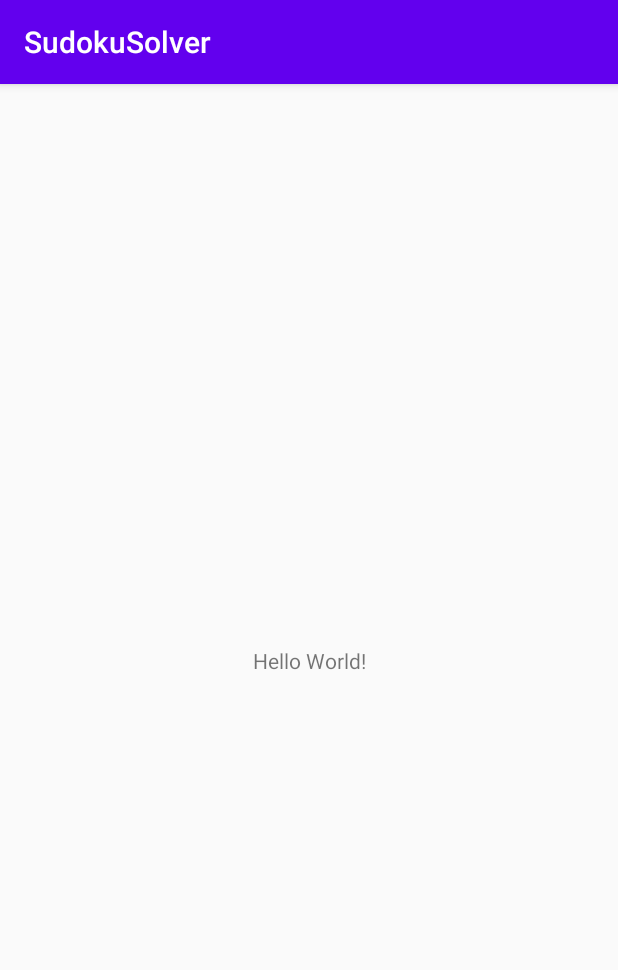
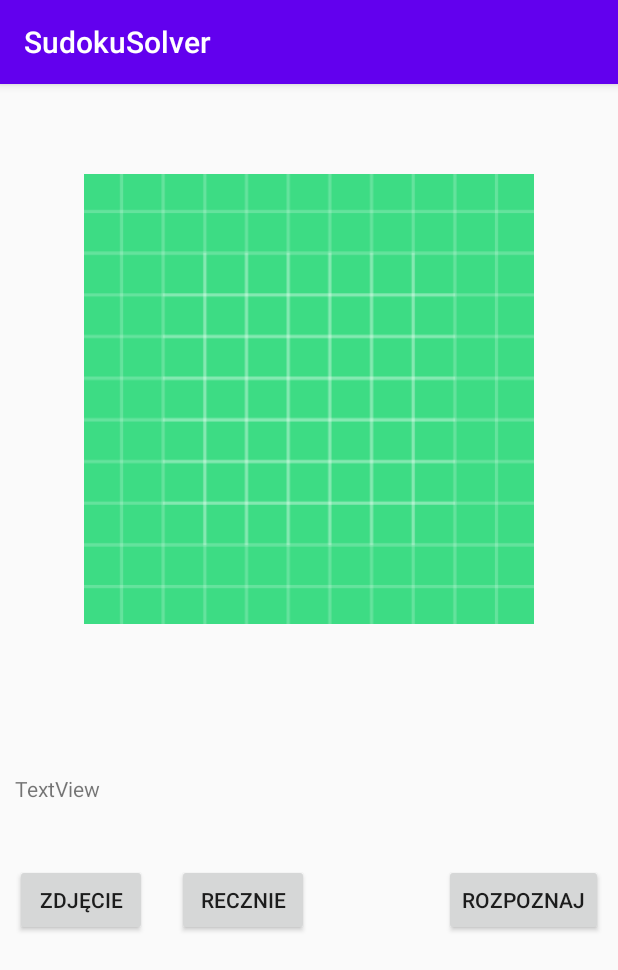
Before and after one commit to pszczola4mk/SudokuSolver, an Android app: the screen it shows after launch (MainActivity), on a phone screen of 412 x 824 dp. Shown: the top 970 px of the screen. Run offline under Robolectric (Android 15) with nearby library versions, the phone set to English and light mode, and no system bars; libraries missing offline, so code that uses them is left out: com.google.mlkit.vision.

Commit message:
rozpoznawanie tesktu z obrazu

```diff
--- a/app/src/main/java/pl/wojo/sudokusolver/MainActivity.kt
+++ b/app/src/main/java/pl/wojo/sudokusolver/MainActivity.kt
@@ -1,11 +1,65 @@
 package pl.wojo.sudokusolver
 
+import android.content.ActivityNotFoundException
+import android.content.Intent
+import android.graphics.Bitmap
+import android.os.Bundle
+import android.provider.MediaStore
+import android.view.View
+import android.widget.Button
+import android.widget.ImageView
+import android.widget.TextView
 import androidx.appcompat.app.AppCompatActivity
-import android.os.Bundle
 
 class MainActivity : AppCompatActivity() {
+
+    var photoButton: Button? = null
+    var analyzeButton: Button? = null
+    var byHandButton: Button? = null
+    var imageView: ImageView? = null
+    var textView: TextView? = null
+    var imageBitmap: Bitmap? = null
+    val analyzer: SudokuAnalyzer = SudokuAnalyzer()
+
     override fun onCreate(savedInstanceState: Bundle?) {
         super.onCreate(savedInstanceState)
         setContentView(R.layout.activity_main)
+        this.imageView = findViewById<ImageView>(R.id.image)
+        this.photoButton = findViewById<Button>(R.id.photo)
+        this.photoButton?.setOnClickListener(View.OnClickListener { this.dispatchTakePictureIntent() })
+        this.textView = findViewById<TextView>(R.id.sudoku)
+        this.analyzeButton = findViewById<Button>(R.id.ocr)
+        this.analyzeButton?.setOnClickListener(View.OnClickListener { this.analyze() })
+        this.byHandButton = findViewById<Button>(R.id.btn_grid)
+        this.byHandButton?.setOnClickListener(View.OnClickListener {
+            val myIntent = Intent(this, SudokuInput::class.java)
+            this.startActivity(myIntent) })
+    }
+
+    private fun analyze() {
+        analyzer.imageBitmap = this.imageBitmap
+        analyzer.textView = this.textView
+        analyzer.captureText()
+    }
+
+
+    val REQUEST_IMAGE_CAPTURE = 1
+
+    private fun dispatchTakePictureIntent() {
+        val takePictureIntent = Intent(MediaStore.ACTION_IMAGE_CAPTURE)
+        try {
+            startActivityForResult(takePictureIntent, REQUEST_IMAGE_CAPTURE)
+        } catch (e: ActivityNotFoundException) {
+            // display error state to the user
+        }
+    }
+
+    override fun onActivityResult(requestCode: Int, resultCode: Int, data: Intent?) {
+        super.onActivityResult(requestCode, resultCode, data)
+        if (requestCode == REQUEST_IMAGE_CAPTURE && resultCode == RESULT_OK) {
+            this.imageBitmap = data?.extras?.get("data") as Bitmap
+            this.imageView?.setImageBitmap(imageBitmap)
+            this.textView?.text = "Fotka ok"
+        }
     }
 }
--- a/app/src/main/res/layout/activity_main.xml
+++ b/app/src/main/res/layout/activity_main.xml
@@ -6,13 +6,29 @@
 		android:layout_width="match_parent"
 		android:layout_height="match_parent"
 		tools:context=".MainActivity">
+	<ImageView
+			android:layout_width="300dp"
+			android:layout_height="400dp" app:srcCompat="@drawable/ic_launcher_background" android:id="@+id/image"
+			app:layout_constraintTop_toTopOf="parent" android:layout_marginTop="10dp" app:layout_constraintStart_toStartOf="parent" android:layout_marginStart="10dp" android:layout_marginEnd="10dp"
+			app:layout_constraintEnd_toEndOf="parent"/>
 	<TextView
+			android:text="TextView"
+			android:layout_width="300dp"
+			android:layout_height="50dp" android:id="@+id/sudoku" app:layout_constraintStart_toStartOf="parent" android:layout_marginStart="10dp"
+			app:layout_constraintTop_toBottomOf="@+id/image" android:layout_marginTop="50dp"/>
+	<Button
+			android:text="Zdjęcie"
 			android:layout_width="wrap_content"
-			android:layout_height="wrap_content"
-			android:text="Hello World!"
-			app:layout_constraintBottom_toBottomOf="parent"
-			app:layout_constraintLeft_toLeftOf="parent"
-			app:layout_constraintRight_toRightOf="parent"
-			app:layout_constraintTop_toTopOf="parent"/>
-
+			android:layout_height="wrap_content" android:id="@+id/photo" app:layout_constraintStart_toStartOf="parent" android:layout_marginStart="10dp" android:layout_marginTop="10dp"
+			app:layout_constraintTop_toBottomOf="@+id/sudoku"/>
+	<Button
+			android:text="Rozpoznaj"
+			android:layout_width="wrap_content"
+			android:layout_height="wrap_content" android:id="@+id/ocr" android:layout_marginTop="10dp" app:layout_constraintTop_toBottomOf="@+id/sudoku" android:layout_marginEnd="10dp"
+			app:layout_constraintEnd_toEndOf="parent"/>
+	<Button
+			android:text="RECZNIE"
+			android:layout_width="wrap_content"
+			android:layout_height="wrap_content" android:id="@+id/btn_grid" android:layout_marginStart="20dp" app:layout_constraintStart_toEndOf="@+id/photo" android:layout_marginTop="10dp"
+			app:layout_constraintTop_toBottomOf="@+id/sudoku"/>
 </androidx.constraintlayout.widget.ConstraintLayout>
--- a/build.gradle
+++ b/build.gradle
@@ -8,6 +8,7 @@ buildscript {
     dependencies {
         classpath "com.android.tools.build:gradle:4.0.0"
         classpath "org.jetbrains.kotlin:kotlin-gradle-plugin:$kotlin_version"
+        classpath "com.google.gms:google-services:4.3.5"
 
         // NOTE: Do not place your application dependencies here; they belong
         // in the individual module build.gradle files
```
Also changed, not shown: app/build.gradle (+8 -1 lines), app/src/main/AndroidManifest.xml (+11 -0 lines), app/src/main/java/pl/wojo/sudokusolver/SudokuAnalyzer.kt (added, +30 -0 lines), app/src/main/java/pl/wojo/sudokusolver/SudokuInput.kt (added, +32 -0 lines), app/src/main/res/layout/activity_sudoku_input.xml (added, +20 -0 lines).
